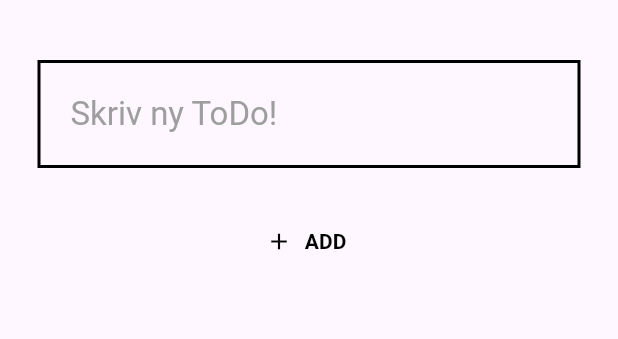
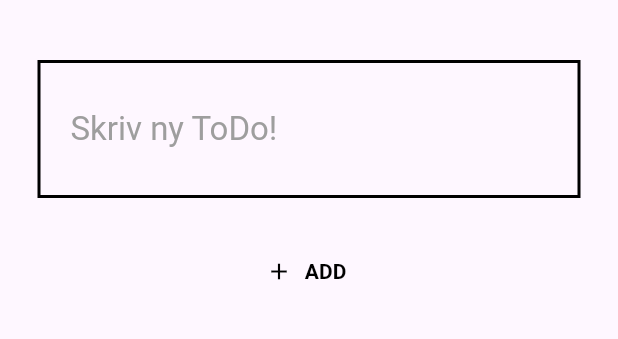
Before and after one commit to gu-tig333-ht25/gusbromaap, a Flutter app: the AddToDoItem screen opened directly, after a tap on "ADD", on a phone screen of 412 x 824 dp, the part 84-423 px from its top. Run offline on Flutter 3.47's test engine with Material 3 defaults, Android fonts, the phone set to English and light mode, and no system bars.

Commit message:
Gör AddToDoItem till stateful widget och Skapa en TextEditingController med TextField

```diff
--- a/lib/main.dart
+++ b/lib/main.dart
@@ -90,9 +90,30 @@ class HomePage extends StatelessWidget {
   }
 }
 
-class AddToDoItem extends StatelessWidget {
+class AddToDoItem extends StatefulWidget {
   // "Lägg till sidan"
   const AddToDoItem({super.key});
+
+  @override
+  _AddToDoItemState createState() => _AddToDoItemState();
+}
+
+class _AddToDoItemState extends State<AddToDoItem> {
+  // "Lägg till sidan" innehåll
+  final TextEditingController _controller =
+      TextEditingController(); // Controller för TextField
+
+  @override
+  void dispose() {
+    _controller.dispose(); // Städar upp controllern när sidan försvinner
+    super.dispose();
+  }
+
+  void _addToDo() {
+    String input = _controller.text;
+    print("Användarens ToDo: $input");
+    // Hämtar input från textfeld och printar i konsolen än så länge
+  }
 
   @override
   Widget build(BuildContext context) {
@@ -134,15 +155,14 @@ class AddToDoItem extends StatelessWidget {
               decoration: BoxDecoration(
                 border: Border.all(color: Colors.black, width: 2),
               ),
-              child: Row(
-                children: [
-                  Text(
-                    "Skriv ny ToDo!",
-                    style: Theme.of(
-                      context,
-                    ).textTheme.titleLarge?.copyWith(color: Colors.grey),
-                  ),
-                ],
+              child: TextField(
+                controller: _controller,
+                style: Theme.of(context).textTheme.titleLarge,
+                decoration: InputDecoration(
+                  hintText: "Skriv ny ToDo!", // Instruktions text
+                  hintStyle: TextStyle(color: Colors.grey),
+                  border: InputBorder.none, // Tar bort standard understrykning
+                ),
               ),
             ),
             Row(
@@ -158,7 +178,7 @@ class AddToDoItem extends StatelessWidget {
                     ),
                   ),
                   onPressed: () {
-                    // tomt sålänge
+                    _addToDo();
                   },
                 ),
               ],
```
